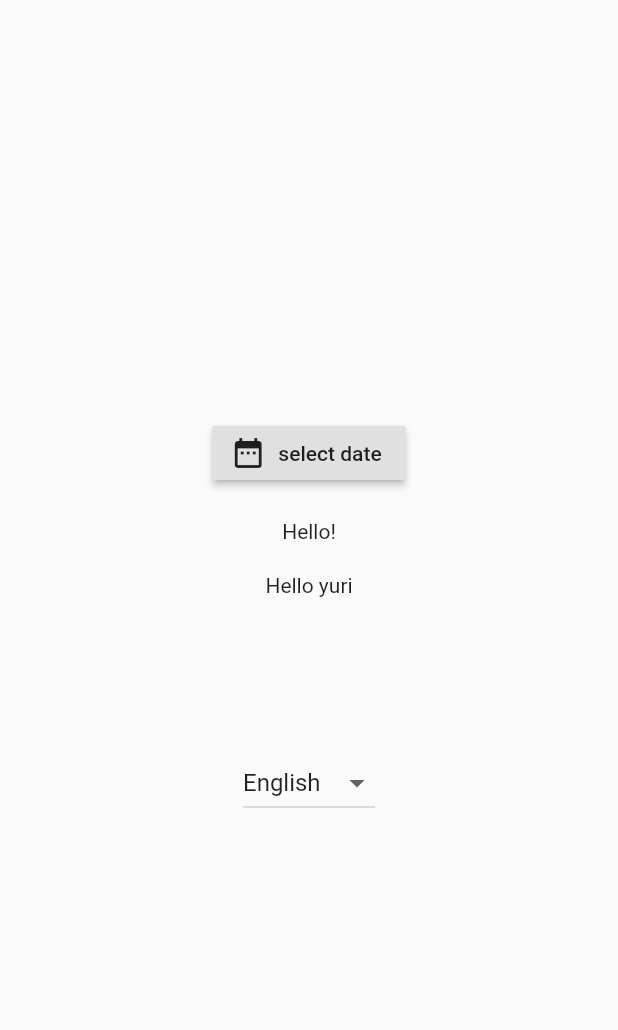
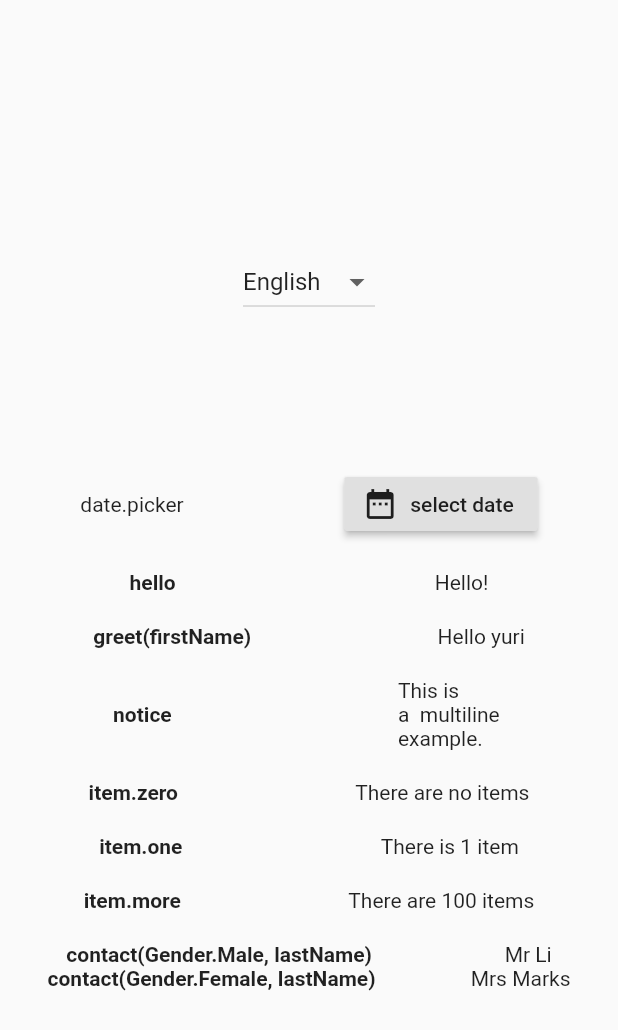
Before and after one commit to webooking/flutter_study, a Flutter app: the screen it shows after launch, on a phone screen of 412 x 824 dp. Shown: the top 1030 px of the screen. Run offline on Flutter 3.47's test engine with Material 2 defaults, Android fonts, the phone set to English and light mode, and no system bars; our stand-ins replace get.

Commit message:
i18n template code

```diff
--- a/lib/config/lang.dart
+++ b/lib/config/lang.dart
@@ -1,4 +1,5 @@
 import 'dart:ui';
+
 import 'package:get/get.dart';
 
 class L extends Translations {
@@ -16,19 +17,58 @@ class L extends Translations {
           'hello': 'Hello!',
           'greet': 'Hello {{firstName}}',
           'date.picker': 'select date',
+          'notice': '''This is
+a  multiline
+example.''',
+          'item.zero': 'There are no items',
+          'item.one': 'There is {{count}} item',
+          'item.more': 'There are {{count}} items',
+          'contact.male': 'Mr {{lastName}}',
+          'contact.female': 'Mrs {{lastName}}',
         },
         'zh_CN': {
           'hello': '你好！',
           'greet': '你好 {{firstName}}',
           'date.picker': '选择日期',
+          'notice': '''这是
+一个
+多行文本。''',
+          'item.zero': '没有数据',
+          'item.one': '{{count}}条数据',
+          'item.more': '{{count}}条数据',
+          'contact.male': '{{lastName}}先生',
+          'contact.female': '{{lastName}}女士',
         },
       };
 
   static String get hello => 'hello'.tr;
+  static String get notice => 'notice'.tr;
   static String greet(String firstName) => 'greet'.trMap({
         'firstName': firstName,
       });
   static L_Date get date => L_Date();
+
+  static String item(int count) {
+    if (count == 0) {
+      return 'item.zero'.tr;
+    } else if (count == 1) {
+      return 'item.one'.trMap({
+        'count': count.toString(),
+      });
+    } else {
+      return 'item.more'.trMap({
+        'count': count.toString(),
+      });
+    }
+  }
+
+  static String contact(Gender gender, String lastName) {
+    if (gender == Gender.Male) {
+      return 'contact.male'.trMap({'lastName': lastName});
+    } else {
+      return 'contact.female'.trMap({'lastName': lastName});
+    }
+  }
 }
 
 final templateRegExp = RegExp(r'\{\{(\w+)\}\}');
@@ -46,3 +86,5 @@ extension CustomTrans on String {
 class L_Date {
   String get picker => 'date.picker'.tr;
 }
+
+enum Gender { Male, Female }
--- a/lib/screen/lang_screen.dart
+++ b/lib/screen/lang_screen.dart
@@ -13,6 +13,19 @@ class LangScreen extends StatelessWidget {
         child: Column(
           mainAxisAlignment: MainAxisAlignment.center,
           children: [
+            DropdownButton<String>(
+              icon: Icon(Icons.arrow_drop_down),
+              value: controller.lang,
+              items: L.locales.entries.map((entry) => DropdownMenuItem<String>(value: entry.key, child: Text(entry.value))).toList(),
+              onChanged: (String value) {
+                controller.changeLocale(value);
+              },
+            ),
+            SizedBox(height: 100),
+            Row(
+              mainAxisAlignment: MainAxisAlignment.spaceAround,
+              children: [
+                Text('date.picker'),
                 RaisedButton.icon(
                   icon: Icon(Icons.date_range),
                   label: Text(L.date.picker),
@@ -26,18 +39,70 @@ class LangScreen extends StatelessWidget {
                     );
                   },
                 ),
+              ],
+            ),
             SizedBox(height: 20),
+            Row(
+                mainAxisAlignment: MainAxisAlignment.spaceAround,
+                children: [
+                  Text('hello', style: TextStyle(fontWeight: FontWeight.bold),),
                   Text(L.hello),
+                ],
+            ),
             SizedBox(height: 20),
+            Row(
+              mainAxisAlignment: MainAxisAlignment.spaceAround,
+              children: [
+                Text('greet(firstName)', style: TextStyle(fontWeight: FontWeight.bold),),
                 Text(L.greet('yuri')),
-            SizedBox(height: 100),
-            DropdownButton<String>(
-              icon: Icon(Icons.arrow_drop_down),
-              value: controller.lang,
-              items: L.locales.entries.map((entry) => DropdownMenuItem<String>(value: entry.key, child: Text(entry.value))).toList(),
-              onChanged: (String value) {
-                controller.changeLocale(value);
-              },
+              ],
+            ),
+            SizedBox(height: 20),
+            Row(
+              mainAxisAlignment: MainAxisAlignment.spaceAround,
+              children: [
+                Text('notice', style: TextStyle(fontWeight: FontWeight.bold),),
+                Text(L.notice),
+              ],
+            ),
+            SizedBox(height: 20),
+            Row(
+              mainAxisAlignment: MainAxisAlignment.spaceAround,
+              children: [
+                Text('item.zero', style: TextStyle(fontWeight: FontWeight.bold),),
+                Text(L.item(0)),
+              ],
+            ),
+            SizedBox(height: 20),
+            Row(
+              mainAxisAlignment: MainAxisAlignment.spaceAround,
+              children: [
+                Text('item.one', style: TextStyle(fontWeight: FontWeight.bold),),
+                Text(L.item(1)),
+              ],
+            ),
+            SizedBox(height: 20),
+            Row(
+              mainAxisAlignment: MainAxisAlignment.spaceAround,
+              children: [
+                Text('item.more', style: TextStyle(fontWeight: FontWeight.bold),),
+                Text(L.item(100)),
+              ],
+            ),
+            SizedBox(height: 20),
+            Row(
+              mainAxisAlignment: MainAxisAlignment.spaceAround,
+              children: [
+                Text('contact(Gender.Male, lastName)', style: TextStyle(fontWeight: FontWeight.bold),),
+                Text(L.contact(Gender.Male, 'Li')),
+              ],
+            ),
+            Row(
+              mainAxisAlignment: MainAxisAlignment.spaceAround,
+              children: [
+                Text('contact(Gender.Female, lastName)', style: TextStyle(fontWeight: FontWeight.bold),),
+                Text(L.contact(Gender.Female, 'Marks')),
+              ],
             ),
           ],
         ),
```
Also changed, not shown: lib/model/empty.dart (deleted), 2 other files. Lines whose indentation alone changed are shown as unchanged.
